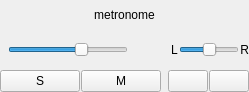
Before: the Qt Designer form src/Common/gui/MetronomePanel.ui in elieserdejesus/JamTaba, drawn with Qt 5.
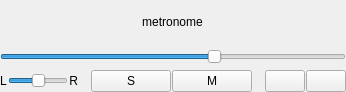
After: the same form once the commit is applied. Icons and pictures are not drawn. Custom widgets are drawn as their Qt base class.

Commit message: Fixing metronome panel layout

```diff
--- a/src/Common/gui/MetronomePanel.ui
+++ b/src/Common/gui/MetronomePanel.ui
@@ -49,46 +49,13 @@
     </widget>
    </item>
    <item>
-    <layout class="QHBoxLayout" name="horizontalLayout">
-     <property name="spacing">
-      <number>1</number>
-     </property>
-     <item>
-      <widget class="QLabel" name="labelLowVolume">
-       <property name="sizePolicy">
-        <sizepolicy hsizetype="Fixed" vsizetype="Preferred">
-         <horstretch>0</horstretch>
-         <verstretch>0</verstretch>
-        </sizepolicy>
-       </property>
-       <property name="text">
-        <string/>
-       </property>
-       <property name="pixmap">
-        <pixmap resource="../../resources/jamtaba.qrc">:/images/level low.png</pixmap>
-       </property>
-      </widget>
-     </item>
-     <item>
       <widget class="AudioSlider" name="levelSlider">
        <property name="sizePolicy">
-        <sizepolicy hsizetype="Fixed" vsizetype="Maximum">
+      <sizepolicy hsizetype="MinimumExpanding" vsizetype="Maximum">
          <horstretch>0</horstretch>
          <verstretch>0</verstretch>
         </sizepolicy>
        </property>
-       <property name="minimumSize">
-        <size>
-         <width>120</width>
-         <height>0</height>
-        </size>
-       </property>
-       <property name="maximumSize">
-        <size>
-         <width>120</width>
-         <height>16777215</height>
-        </size>
-       </property>
        <property name="accessibleDescription">
         <string>Slider to change the BPM of the metronome</string>
        </property>
@@ -104,37 +71,15 @@
       </widget>
      </item>
      <item>
-      <widget class="QLabel" name="labelHighVolume">
-       <property name="sizePolicy">
-        <sizepolicy hsizetype="Fixed" vsizetype="Preferred">
-         <horstretch>0</horstretch>
-         <verstretch>0</verstretch>
-        </sizepolicy>
-       </property>
-       <property name="text">
-        <string/>
-       </property>
-       <property name="pixmap">
-        <pixmap resource="../../resources/jamtaba.qrc">:/images/level high.png</pixmap>
-       </property>
-      </widget>
-     </item>
+    <layout class="QHBoxLayout" name="horizontalLayout_2">
+     <property name="spacing">
+      <number>1</number>
+     </property>
      <item>
-      <spacer name="horizontalSpacer">
-       <property name="orientation">
-        <enum>Qt::Horizontal</enum>
+      <layout class="QHBoxLayout" name="panLayout">
+       <property name="spacing">
+        <number>1</number>
        </property>
-       <property name="sizeType">
-        <enum>QSizePolicy::MinimumExpanding</enum>
-       </property>
-       <property name="sizeHint" stdset="0">
-        <size>
-         <width>12</width>
-         <height>20</height>
-        </size>
-       </property>
-      </spacer>
-     </item>
      <item>
       <widget class="QLabel" name="labelPanL">
        <property name="sizePolicy">
@@ -151,8 +96,8 @@
      <item>
       <widget class="PanSlider" name="panSlider">
        <property name="sizePolicy">
-        <sizepolicy hsizetype="Maximum" vsizetype="Maximum">
-         <horstretch>0</horstretch>
+          <sizepolicy hsizetype="Fixed" vsizetype="Maximum">
+           <horstretch>1</horstretch>
          <verstretch>0</verstretch>
         </sizepolicy>
        </property>
@@ -195,10 +140,21 @@
     </layout>
    </item>
    <item>
-    <layout class="QHBoxLayout" name="horizontalLayout_2">
-     <property name="spacing">
-      <number>1</number>
-     </property>
+      <spacer name="horizontalSpacer">
+       <property name="orientation">
+        <enum>Qt::Horizontal</enum>
+       </property>
+       <property name="sizeType">
+        <enum>QSizePolicy::Fixed</enum>
+       </property>
+       <property name="sizeHint" stdset="0">
+        <size>
+         <width>12</width>
+         <height>20</height>
+        </size>
+       </property>
+      </spacer>
+     </item>
      <item>
       <widget class="QPushButton" name="soloButton">
        <property name="sizePolicy">
@@ -259,7 +215,7 @@
        </property>
        <property name="sizeHint" stdset="0">
         <size>
-         <width>6</width>
+         <width>12</width>
          <height>20</height>
         </size>
        </property>
```
Lines whose indentation alone changed are shown as unchanged.
